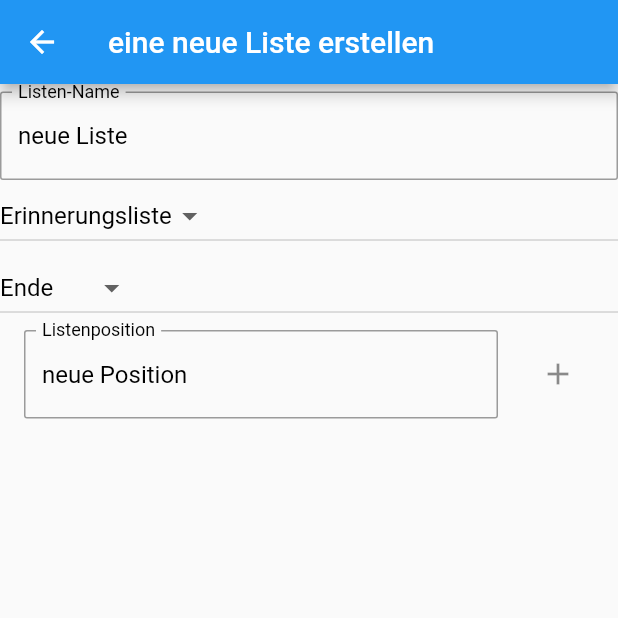
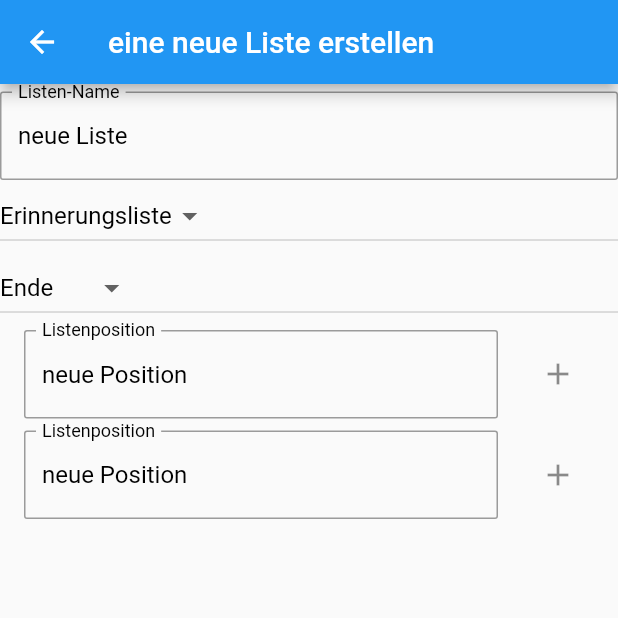
Before and after one commit to NoHive/listopolis, a Flutter app: the CreateListPage screen opened directly, after a tap on the "add" icon, on a phone screen of 412 x 824 dp, the top half of it. Run offline on Flutter 3.47's test engine with Material 2 defaults, Android fonts, the phone set to English and light mode, and no system bars; our stand-ins replace bloc, dartz, flutter_bloc, freezed_annotation, shared_preferences; accounts and stored records are empty; generated files the repository leaves out were written again.

Commit message:
listpos creation

```diff
--- a/lib/features/listopolis/application/list_creation/create_list_parameter.dart
+++ b/lib/features/listopolis/application/list_creation/create_list_parameter.dart
@@ -30,6 +30,23 @@ class CreateListParameter{
     }
     return newList;
   }
+  void addListPositionAfterIndex(int index){
+    int insertIndex = index + 1;
+    if(listitems.length == 0){
+      listitems.add(CreateListItemParameter(position: 1, name: "neue Position"));
+    }else{
+      for(CreateListItemParameter item in listitems){
+        if(item.position >= insertIndex){
+          item.position = item.position + 1;
+        }
+      }
+      listitems.add(CreateListItemParameter(position: insertIndex, name: "neue Position"));
+    }
+  }
+  List<CreateListItemParameter> getSorted(){
+    listitems.sort((a,b) => a.position.compareTo(b.position));
+    return listitems;
+  }
 
 }
 class CreateListItemParameter{
--- a/lib/features/listopolis/application/list_creation/createlist_bloc.dart
+++ b/lib/features/listopolis/application/list_creation/createlist_bloc.dart
@@ -56,6 +56,12 @@ class CreatelistBloc extends Bloc<CreatelistEvent, CreatelistState> {
         listCreation = CreateListParameter.asCopy(listCreation);
         yield _ListChanged(creationParam:  listCreation);
     },
+    addListPositionAfter: (e) async*{
+      yield _Initial();
+        listCreation = CreateListParameter.asCopy(listCreation);
+        listCreation.addListPositionAfterIndex(e.index);
+        yield _ListChanged(creationParam:  listCreation);
+    },
 
     );
 
--- a/lib/features/listopolis/application/list_creation/createlist_event.dart
+++ b/lib/features/listopolis/application/list_creation/createlist_event.dart
@@ -5,5 +5,6 @@ abstract class CreatelistEvent with _$CreatelistEvent {
   const factory CreatelistEvent.started() = _Started;
   const factory CreatelistEvent.startListCreation() = _StartListCreation;
   const factory CreatelistEvent.changeList() = _ChangeList;
+  const factory CreatelistEvent.addListPositionAfter({@required int index}) = _AddListPositionAfter;
 
 }
--- a/lib/features/listopolis/presentation/active_lists/create_active_list_screen.dart
+++ b/lib/features/listopolis/presentation/active_lists/create_active_list_screen.dart
@@ -50,7 +50,7 @@ class _CreateListPageState extends State<CreateListPage> with CommonPageFunction
                  _buildAppendType(context, list),
 
     ];
-    widgets.add( Container(child: _buildListItems(context, list.listitems),));
+    widgets.add( Container(child: _buildListItems(context, list.getSorted()),));
     return ListView(children: widgets);
 
   }
@@ -174,7 +174,10 @@ class _CreateListPageState extends State<CreateListPage> with CommonPageFunction
  }
  Widget _buildCreatePosition(CreateListItemParameter listItem, BuildContext context){
     return IconButton(icon: Icon(Icons.add),
-    onPressed: (){},
+    onPressed: (){
+        CreatelistBloc aBloc =  BlocProvider.of<CreatelistBloc>(context);
+        aBloc.add(CreatelistEvent.addListPositionAfter(index: listItem.position));
+     },
     );
  }
 
```
Also changed, not shown: lib/features/listopolis/application/list_creation/createlist_bloc.freezed.dart.
